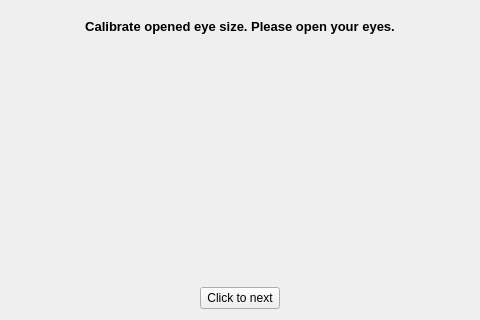
This is calibratepage.ui in veda-team4/DMS as Qt 5 draws it before an edit. The edited form follows.
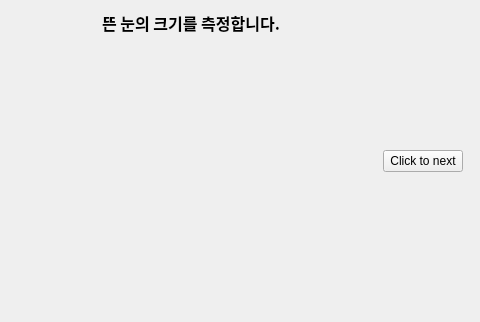
This is the edited form.

Commit message: calibratepage 구현중

The edit to the form file:
```diff
--- a/calibratepage.ui
+++ b/calibratepage.ui
@@ -19,23 +19,38 @@
   <property name="windowTitle">
    <string>Form</string>
   </property>
+  <layout class="QHBoxLayout" name="horizontalLayout">
+   <item>
   <layout class="QVBoxLayout" name="verticalLayout">
    <item>
     <widget class="QLabel" name="infoLabel">
+       <property name="sizePolicy">
+        <sizepolicy hsizetype="Fixed" vsizetype="Fixed">
+         <horstretch>0</horstretch>
+         <verstretch>0</verstretch>
+        </sizepolicy>
+       </property>
+       <property name="minimumSize">
+        <size>
+         <width>360</width>
+         <height>0</height>
+        </size>
+       </property>
      <property name="maximumSize">
       <size>
-       <width>16777215</width>
+         <width>360</width>
        <height>30</height>
       </size>
      </property>
      <property name="font">
       <font>
-       <pointsize>10</pointsize>
+         <family>NanumGothic</family>
+         <pointsize>12</pointsize>
        <bold>true</bold>
       </font>
      </property>
      <property name="text">
-      <string>Calibrate opened eye size. Please open your eyes.</string>
+        <string>뜬 눈의 크기를 측정합니다.</string>
      </property>
      <property name="alignment">
       <set>Qt::AlignCenter</set>
@@ -45,11 +60,23 @@
    <item>
     <widget class="QLabel" name="videoLabel">
      <property name="sizePolicy">
-      <sizepolicy hsizetype="Preferred" vsizetype="Preferred">
+        <sizepolicy hsizetype="Fixed" vsizetype="Fixed">
        <horstretch>0</horstretch>
        <verstretch>0</verstretch>
       </sizepolicy>
      </property>
+       <property name="minimumSize">
+        <size>
+         <width>360</width>
+         <height>270</height>
+        </size>
+       </property>
+       <property name="maximumSize">
+        <size>
+         <width>360</width>
+         <height>270</height>
+        </size>
+       </property>
      <property name="text">
       <string/>
      </property>
@@ -58,8 +85,12 @@
      </property>
     </widget>
    </item>
+    </layout>
+   </item>
+   <item>
+    <layout class="QVBoxLayout" name="verticalLayout_2">
    <item alignment="Qt::AlignHCenter">
-    <widget class="QPushButton" name="pushButton">
+      <widget class="QPushButton" name="nextButton">
      <property name="maximumSize">
       <size>
        <width>100</width>
@@ -70,6 +101,8 @@
       <string>Click to next</string>
      </property>
     </widget>
+     </item>
+    </layout>
    </item>
   </layout>
  </widget>
```
Lines whose indentation alone changed are shown as unchanged. The commit also changes 9 other files.
